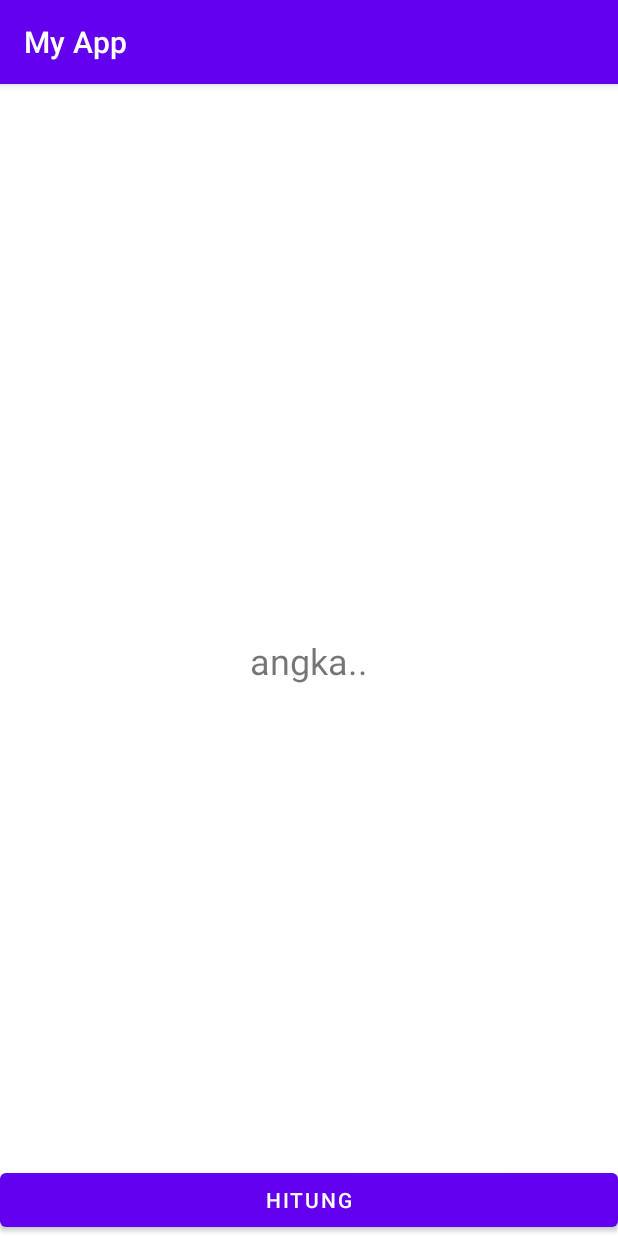
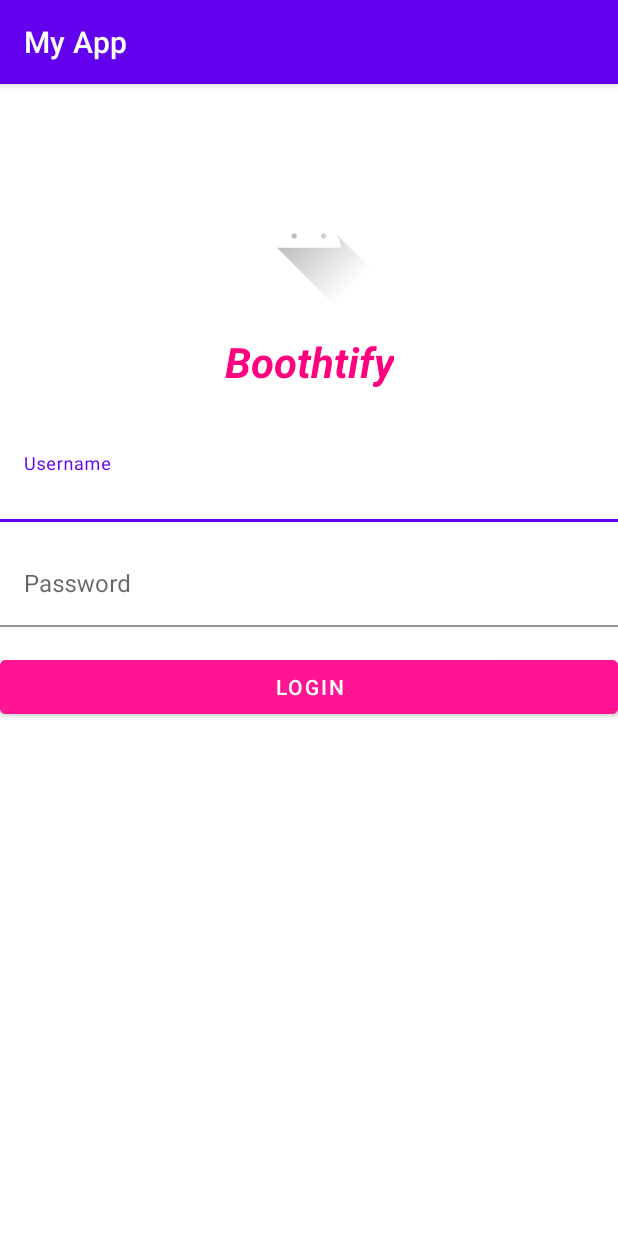
Before and after one commit to Rakhasptro/BelajarAndroidStudio, an Android app: the MainActivity screen opened directly, with no data from a screen before it, on a phone screen of 412 x 824 dp. Run offline under Robolectric (Android 15) with nearby library versions, the phone set to English and light mode, and no system bars.

Commit message:
membuat halaman login

```diff
--- a/app/src/main/java/com/example/myapp/MainActivity.kt
+++ b/app/src/main/java/com/example/myapp/MainActivity.kt
@@ -9,22 +9,12 @@ import androidx.core.view.ViewCompat
 import androidx.core.view.WindowInsetsCompat
 
 class MainActivity : AppCompatActivity() {
-    var angkaBulat: Int = 0
-    fun hitung() {
-        angkaBulat++
-    }
+
 
     override fun onCreate(savedInstanceState: Bundle?) {
         super.onCreate(savedInstanceState)
         enableEdgeToEdge()
         setContentView(R.layout.activity_main)
-        val textView: TextView = findViewById(R.id.textView)
-        val btnHitung: Button = findViewById(R.id.tombol_hitung)
-
-        btnHitung.setOnClickListener {
-            hitung()
-            textView.text = angkaBulat.toString()
-        }
 
 
         ViewCompat.setOnApplyWindowInsetsListener(findViewById(R.id.main)) { v, insets ->
--- a/app/src/main/res/layout/activity_main.xml
+++ b/app/src/main/res/layout/activity_main.xml
@@ -7,21 +7,70 @@
     android:layout_height="match_parent"
     android:padding="14dp"
     tools:context=".MainActivity">
-    <TextView
-        android:id="@+id/textView"
-        android:layout_width="wrap_content"
-        android:layout_height="wrap_content"
-        android:text="@string/lable_name"
-        android:textSize="24sp"
+
+    <ImageView
+        android:id="@+id/img_logo"
+        android:layout_width="100dp"
+        android:layout_height="100dp"
+        android:layout_marginTop="50dp"
+        android:src="@drawable/ic_launcher_foreground"
         app:layout_constraintTop_toTopOf="parent"
         app:layout_constraintStart_toStartOf="parent"
         app:layout_constraintEnd_toEndOf="parent"
-        app:layout_constraintBottom_toBottomOf="parent"/>
-    <Button
-        android:id="@+id/tombol_hitung"
+        android:contentDescription="Aplikasi Icon" />
+
+    <TextView
+        android:id="@+id/txt_title"
+        android:layout_width="wrap_content"
+        android:layout_height="wrap_content"
+        android:layout_marginTop="16dp"
+        android:text="@string/lable_name"
+        android:textSize="28sp"
+        android:textStyle="bold|italic"
+        android:textColor="@color/pink_mawar"
+        app:layout_constraintTop_toBottomOf="@id/img_logo"
+        app:layout_constraintStart_toStartOf="parent"
+        app:layout_constraintEnd_toEndOf="parent" />
+
+    <com.google.android.material.textfield.TextInputLayout
+        android:id="@+id/form_username_input"
         android:layout_width="match_parent"
         android:layout_height="wrap_content"
-        app:layout_constraintBottom_toBottomOf="parent"
-        android:text="@string/Button_text"/>
+        android:layout_marginTop="32dp"
+        app:boxBackgroundMode="filled"
+        app:boxBackgroundColor="@color/white"
+        app:layout_constraintTop_toBottomOf="@id/txt_title">
+        <EditText
+            android:layout_width="match_parent"
+            android:layout_height="wrap_content"
+            android:inputType="text"
+            android:hint="@string/Username"/>
+    </com.google.android.material.textfield.TextInputLayout>
+
+    <com.google.android.material.textfield.TextInputLayout
+        android:id="@+id/form_password_input"
+        android:layout_width="match_parent"
+        android:layout_height="wrap_content"
+        android:layout_marginTop="14dp"
+        app:boxBackgroundMode="filled"
+        app:boxBackgroundColor="@color/white"
+        app:layout_constraintTop_toBottomOf="@id/form_username_input">
+        <EditText
+            android:layout_width="match_parent"
+            android:layout_height="wrap_content"
+            android:inputType="textPassword"
+            android:hint="@string/Password"/>
+    </com.google.android.material.textfield.TextInputLayout>
+
+    <Button
+        android:id="@+id/btn_click"
+        android:layout_width="match_parent"
+        android:layout_height="wrap_content"
+        android:layout_marginTop="16dp"
+        app:layout_constraintTop_toBottomOf="@id/form_password_input"
+        android:backgroundTint="@color/pink"
+        android:textColor="@color/white"
+        android:textAllCaps="true"
+        android:text="@string/Login"/>
 
 </androidx.constraintlayout.widget.ConstraintLayout>
--- a/app/src/main/res/values/colors.xml
+++ b/app/src/main/res/values/colors.xml
@@ -7,4 +7,6 @@
     <color name="teal_700">#FF018786</color>
     <color name="black">#FF000000</color>
     <color name="white">#FFFFFFFF</color>
+    <color name="pink">#ff1493</color>
+    <color name="pink_mawar">#ff007f</color>
 </resources>
--- a/app/src/main/res/values/strings.xml
+++ b/app/src/main/res/values/strings.xml
@@ -1,5 +1,8 @@
 <resources>
     <string name="app_name">My App</string>
-    <string name="lable_name">angka..</string>
+    <string name="lable_name">Boothtify</string>
     <string name="Button_text">Hitung</string>
+    <string name="Login">Login</string>
+    <string name="Username">Username</string>
+    <string name="Password">Password</string>
 </resources>
```
